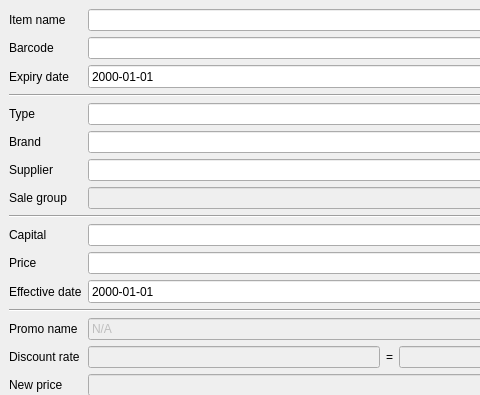
Qt form app/views/templates/generated/EditProduct.ui (rondalefloyd/mts-pos) before a commit; both pictures show x 0 to 480 and y 0 to 395 of the 699 by 720 pixel window.
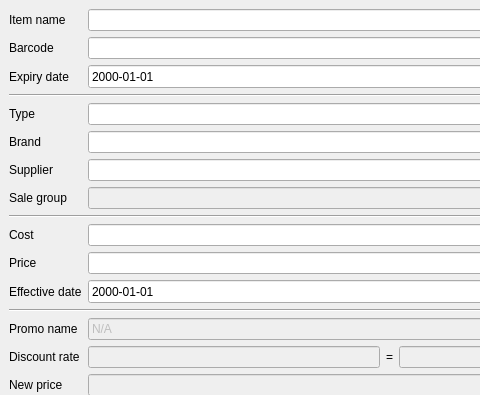
The same form after that commit.

```diff
--- a/app/views/templates/generated/EditProduct.ui
+++ b/app/views/templates/generated/EditProduct.ui
@@ -183,7 +183,7 @@
        <item row="9" column="0">
         <widget class="QLabel" name="label_10">
          <property name="text">
-          <string>Capital</string>
+          <string>Cost</string>
          </property>
         </widget>
        </item>
```
Left out of the diff: 2 changed lines with no effect on the pictures.
